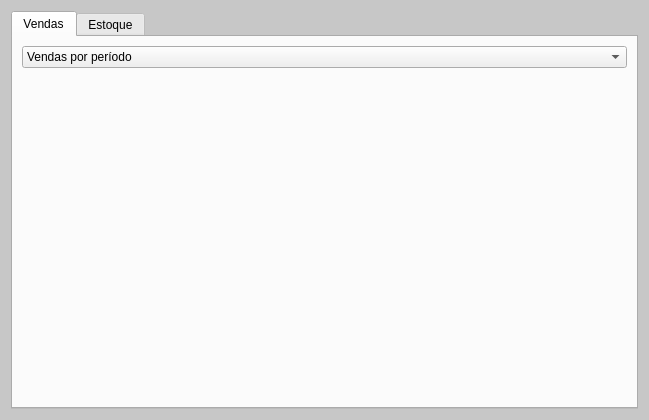
The window that relatorios.ui (GabR36/QEstoqueLoja) describes before a commit, drawn with Qt 5.
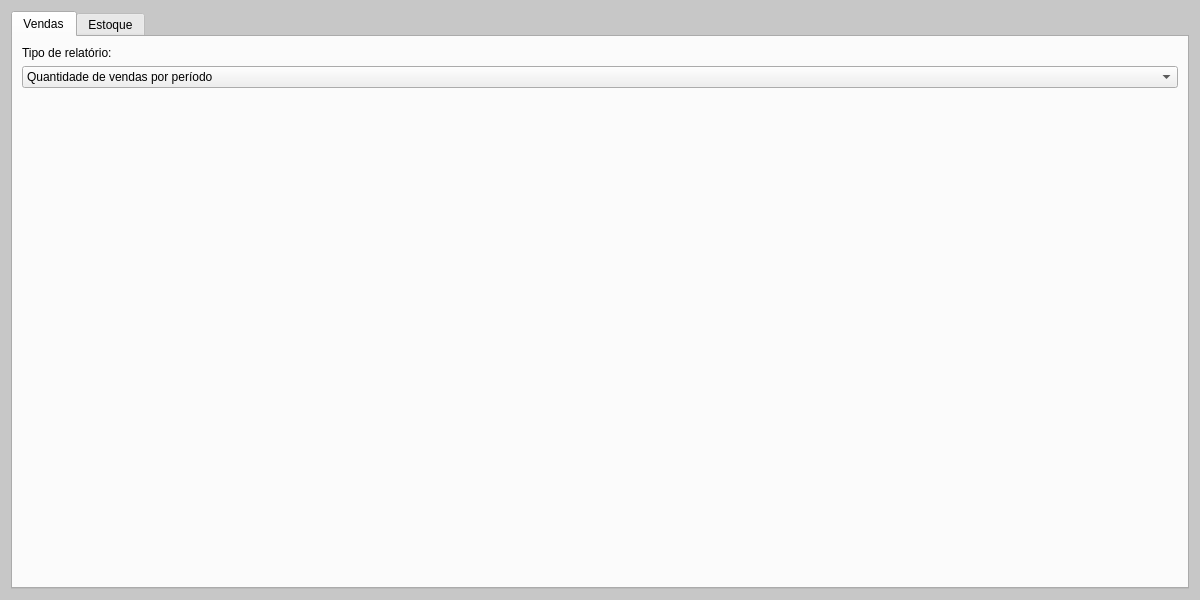
The same window after the commit.

Commit message: Começo relatorio valor vendas

```diff
--- a/relatorios.ui
+++ b/relatorios.ui
@@ -6,14 +6,14 @@
    <rect>
     <x>0</x>
     <y>0</y>
-    <width>649</width>
-    <height>420</height>
+    <width>1200</width>
+    <height>600</height>
    </rect>
   </property>
   <property name="minimumSize">
    <size>
-    <width>508</width>
-    <height>264</height>
+    <width>1200</width>
+    <height>600</height>
    </size>
   </property>
   <property name="maximumSize">
@@ -82,13 +82,20 @@
          <string>Vendas</string>
         </attribute>
         <layout class="QVBoxLayout" name="verticalLayout_3">
+         <item>
+          <widget class="QLabel" name="label_2">
+           <property name="text">
+            <string>Tipo de relatório:</string>
+           </property>
+          </widget>
+         </item>
          <item>
           <layout class="QVBoxLayout" name="verticalLayout_2">
            <item>
             <widget class="QComboBox" name="CBox_VendasMain">
              <item>
               <property name="text">
-               <string>Vendas por período</string>
+               <string>Quantidade de vendas por período</string>
               </property>
              </item>
              <item>
```
Left out of the diff: 5 changed lines with no effect on the pictures. The commit also changes 2 other files.
